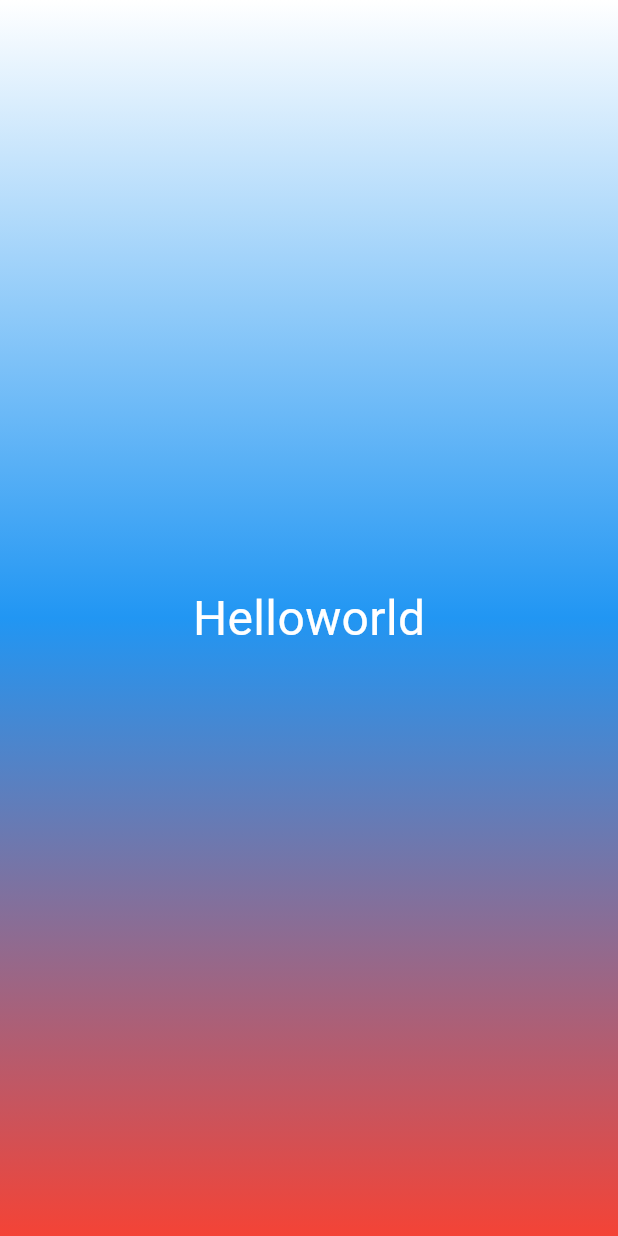
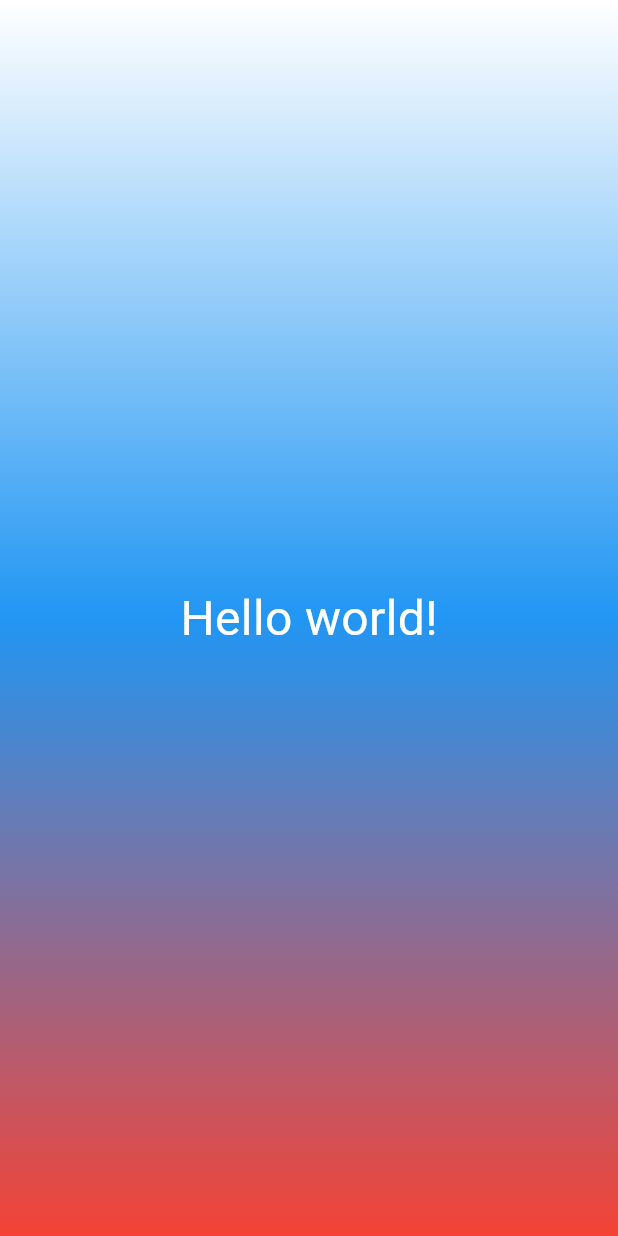
Before and after one commit to vekysek12-wq/Flutter_Widgets, a Flutter app: the screen it shows after launch, on a phone screen of 412 x 824 dp. Run offline on Flutter 3.47's test engine with Material 3 defaults, Android fonts, the phone set to English and light mode, and no system bars.

Commit message:
Extract StyledText into a separate widget and file

```diff
--- a/lib/gradient_container.dart
+++ b/lib/gradient_container.dart
@@ -1,7 +1,9 @@
 import 'package:flutter/material.dart';
+import 'styled_text.dart';
 
-class GradientContsiner extends StatelessWidget{
-  const GradientContsiner({super.key});
+class GradientContainer extends StatelessWidget {
+  const GradientContainer({super.key});
+
   @override
   Widget build(BuildContext context) {
     return Container(
@@ -14,15 +16,10 @@ class GradientContsiner extends StatelessWidget{
           ],
           begin: Alignment.topCenter,
           end: Alignment.bottomCenter,
-          ), // LinearGradient
-        ), // BoxDecoration
-        child: Center(
-          child: Text("Helloworld",
-          style: TextStyle(
-            color: Colors.white,
-            fontSize: 32,
         ),
       ),
+      child: Center(
+        child: const StyledText("Hello world!"),
       ),
     );
   }
--- a/lib/main.dart
+++ b/lib/main.dart
@@ -1,12 +1,13 @@
 import 'package:flutter/material.dart';
-import 'package:flutter_widgets_stashe/gradient_container.dart';
+import 'gradient_container.dart';
 
-void main(){
-  runApp(MaterialApp(
-    debugShowCheckedModeBanner: false,
-    home: (Scaffold(
-      body: GradientContsiner(),
-      )),
-    ),
+void main() {
+  runApp(
+    const MaterialApp(
+      debugShowCheckedModeBanner: false,
+      home: Scaffold(
+        body: GradientContainer(),
+      ), // Scaffold
+    ), // MaterialApp
   );
 }
--- /dev/null
+++ b/lib/styled_text.dart
@@ -0,0 +1,18 @@
+import 'package:flutter/material.dart';
+
+class StyledText extends StatelessWidget {
+  const StyledText(this.text, {super.key});
+
+  final String text;
+
+  @override
+  Widget build(BuildContext context) {
+    return Text(
+      text,
+      style: const TextStyle(
+        color: Colors.white,
+        fontSize: 32,
+      ), // TextStyle
+    ); // Text
+  }
+}
```
Also changed, not shown: img/step3_Stash.png (added). Lines whose indentation alone changed are shown as unchanged.
